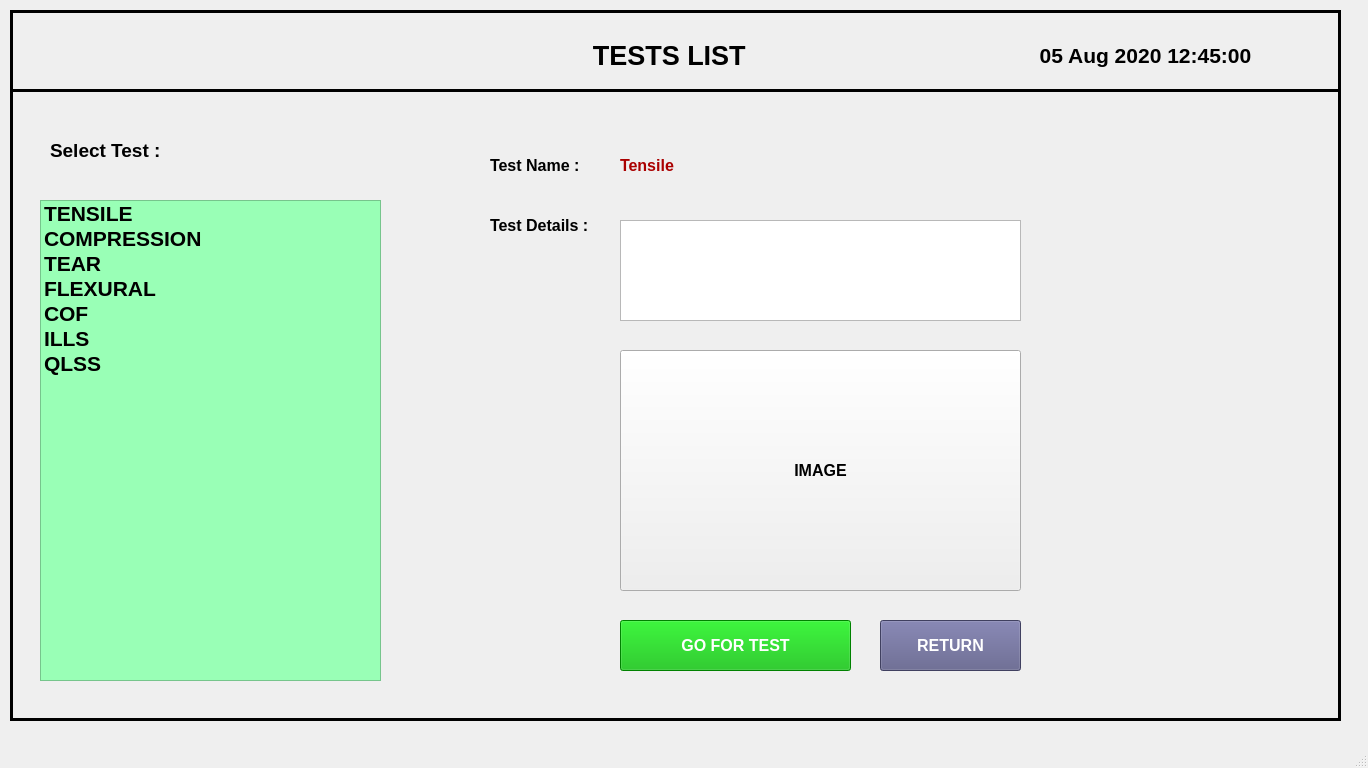
The window that TYR_2.0_18.5/ui/TY_12_TEST_LIST.ui (sanjaymanegit/testRepo) describes before a commit, drawn with Qt 5.
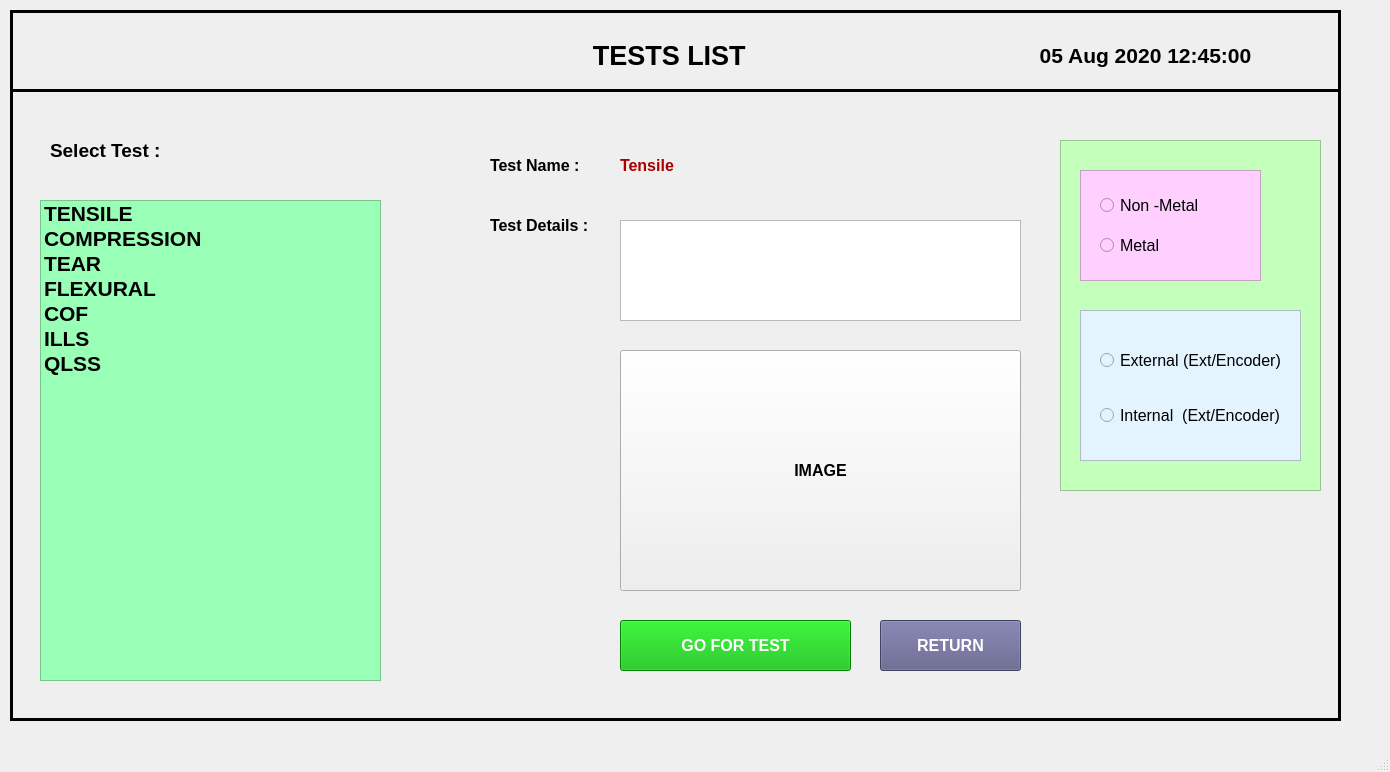
The same window after the commit.

Commit message: added changes for metal/non metal

What changed in the file:
```diff
--- a/TYR_2.0_18.5/ui/TY_12_TEST_LIST.ui
+++ b/TYR_2.0_18.5/ui/TY_12_TEST_LIST.ui
@@ -6,8 +6,8 @@
    <rect>
     <x>0</x>
     <y>0</y>
-    <width>1368</width>
-    <height>768</height>
+    <width>1390</width>
+    <height>772</height>
    </rect>
   </property>
   <property name="baseSize">
@@ -371,6 +371,135 @@
       </rect>
      </property>
     </widget>
+    <widget class="QFrame" name="frame_2">
+     <property name="geometry">
+      <rect>
+       <x>1050</x>
+       <y>130</y>
+       <width>261</width>
+       <height>351</height>
+      </rect>
+     </property>
+     <property name="styleSheet">
+      <string notr="true">background-color: rgb(196, 255, 187);</string>
+     </property>
+     <property name="frameShape">
+      <enum>QFrame::StyledPanel</enum>
+     </property>
+     <property name="frameShadow">
+      <enum>QFrame::Raised</enum>
+     </property>
+     <widget class="QFrame" name="frame_3">
+      <property name="geometry">
+       <rect>
+        <x>20</x>
+        <y>30</y>
+        <width>181</width>
+        <height>111</height>
+       </rect>
+      </property>
+      <property name="styleSheet">
+       <string notr="true">background-color: rgb(254, 207, 255);</string>
+      </property>
+      <property name="frameShape">
+       <enum>QFrame::StyledPanel</enum>
+      </property>
+      <property name="frameShadow">
+       <enum>QFrame::Raised</enum>
+      </property>
+      <widget class="QRadioButton" name="radioButton">
+       <property name="geometry">
+        <rect>
+         <x>20</x>
+         <y>20</y>
+         <width>131</width>
+         <height>31</height>
+        </rect>
+       </property>
+       <property name="font">
+        <font>
+         <pointsize>12</pointsize>
+        </font>
+       </property>
+       <property name="text">
+        <string>Non -Metal</string>
+       </property>
+      </widget>
+      <widget class="QRadioButton" name="radioButton_2">
+       <property name="geometry">
+        <rect>
+         <x>20</x>
+         <y>60</y>
+         <width>131</width>
+         <height>31</height>
+        </rect>
+       </property>
+       <property name="font">
+        <font>
+         <pointsize>12</pointsize>
+        </font>
+       </property>
+       <property name="text">
+        <string>Metal</string>
+       </property>
+      </widget>
+     </widget>
+     <widget class="QFrame" name="frame_5">
+      <property name="geometry">
+       <rect>
+        <x>20</x>
+        <y>170</y>
+        <width>221</width>
+        <height>151</height>
+       </rect>
+      </property>
+      <property name="styleSheet">
+       <string notr="true">background-color: rgb(228, 244, 255);</string>
+      </property>
+      <property name="frameShape">
+       <enum>QFrame::StyledPanel</enum>
+      </property>
+      <property name="frameShadow">
+       <enum>QFrame::Raised</enum>
+      </property>
+      <widget class="QRadioButton" name="radioButton_5">
+       <property name="geometry">
+        <rect>
+         <x>20</x>
+         <y>30</y>
+         <width>181</width>
+         <height>41</height>
+        </rect>
+       </property>
+       <property name="font">
+        <font>
+         <pointsize>12</pointsize>
+        </font>
+       </property>
+       <property name="text">
+        <string>External (Ext/Encoder)</string>
+       </property>
+      </widget>
+      <widget class="QRadioButton" name="radioButton_6">
+       <property name="geometry">
+        <rect>
+         <x>20</x>
+         <y>80</y>
+         <width>191</width>
+         <height>51</height>
+        </rect>
+       </property>
+       <property name="font">
+        <font>
+         <pointsize>12</pointsize>
+        </font>
+       </property>
+       <property name="text">
+        <string>Internal  (Ext/Encoder)</string>
+       </property>
+      </widget>
+     </widget>
+    </widget>
    </widget>
   </widget>
   <widget class="QMenuBar" name="menubar">
```
Left out of the diff: 2 changed lines with no effect on the pictures. The commit also changes 12 other files.
